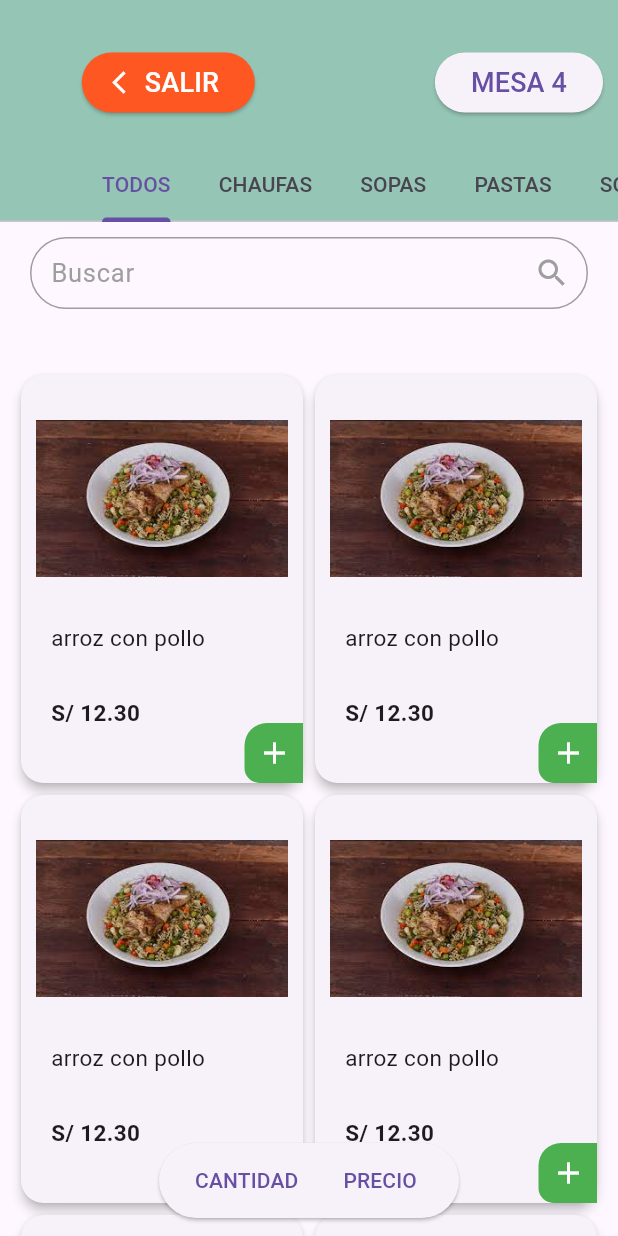
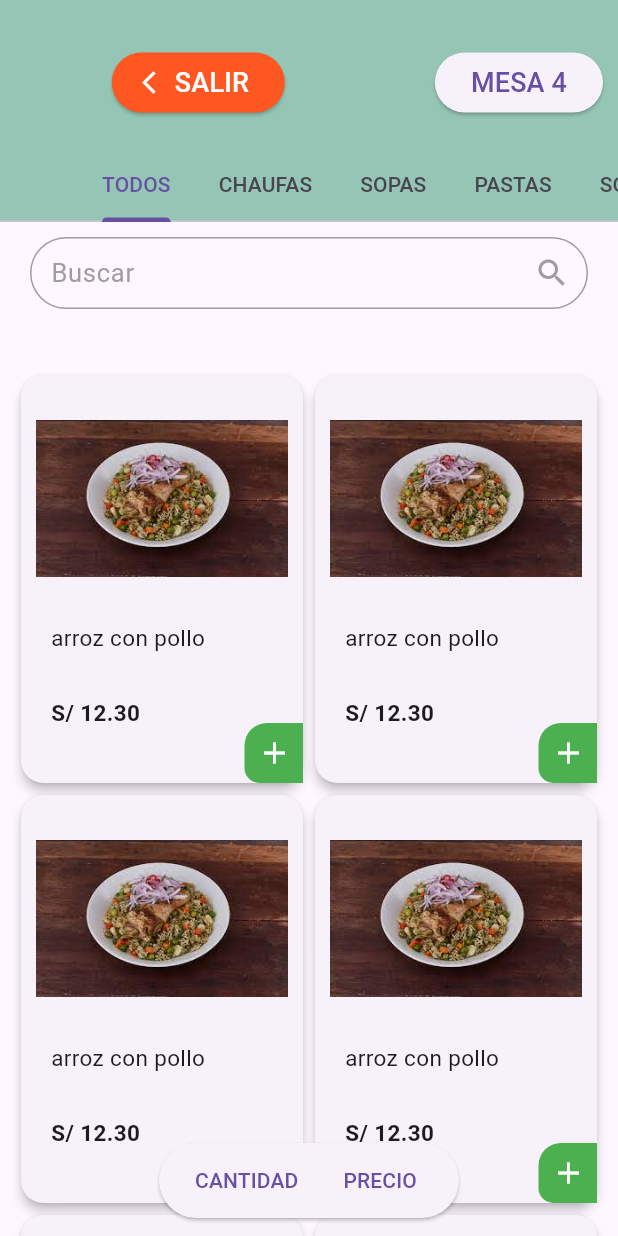
Before and after one commit to JosueRamirezH01/AppNakamuraFood, a Flutter app: the screen it shows after launch, on a phone screen of 412 x 824 dp. Run offline on Flutter 3.47's test engine with Material 3 defaults, Android fonts, the phone set to English and light mode, and no system bars; our stand-ins replace modal_bottom_sheet; missing offline and left inert: mysql1; Roboto replaces fonts that are missing (NimbusSans).

```diff
--- a/lib/home/productos/productos_page.dart
+++ b/lib/home/productos/productos_page.dart
@@ -33,7 +33,7 @@ class _ProductosPageState extends State<ProductosPage> {
             backgroundColor: const Color(0xFF99CFB5),
             actions: [
               Padding(
-                        padding: const EdgeInsets.only(top: 10,right: 120),
+                        padding: const EdgeInsets.only(top: 10,right: 100),
                         child: ElevatedButton.icon(
                           style: const ButtonStyle(backgroundColor: MaterialStatePropertyAll(Colors.deepOrange)),
                             onPressed: (){
```
